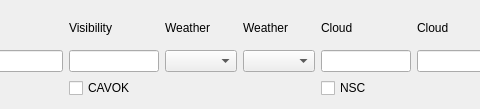
Above: tafor/components/ui/taf_group.ui from up1and/tafor before the change; both pictures show x 313 to 793 and y 0 to 109 of the 1024 by 109 pixel window. Below: the same form after it.
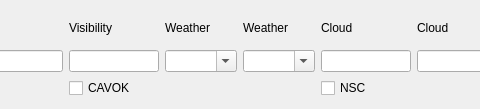
That is the form after the change.

```diff
--- a/tafor/components/ui/taf_group.ui
+++ b/tafor/components/ui/taf_group.ui
@@ -143,10 +143,18 @@
     <widget class="QLineEdit" name="vis"/>
    </item>
    <item row="1" column="5">
-    <widget class="QComboBox" name="weatherWithIntensity"/>
+    <widget class="QComboBox" name="weatherWithIntensity">
+     <property name="editable">
+      <bool>true</bool>
+     </property>
+    </widget>
    </item>
    <item row="1" column="6">
-    <widget class="QComboBox" name="weather"/>
+    <widget class="QComboBox" name="weather">
+     <property name="editable">
+      <bool>true</bool>
+     </property>
+    </widget>
    </item>
    <item row="1" column="7">
     <widget class="QLineEdit" name="cloud1"/>
```
